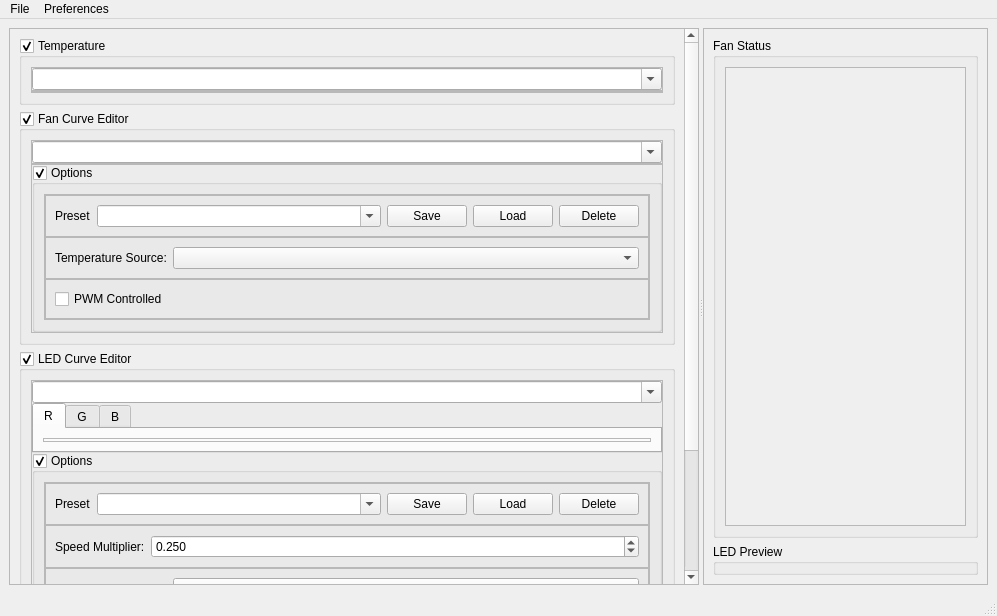
kugurst/leviathans-breath, file gui/gui.ui: the form before one commit.
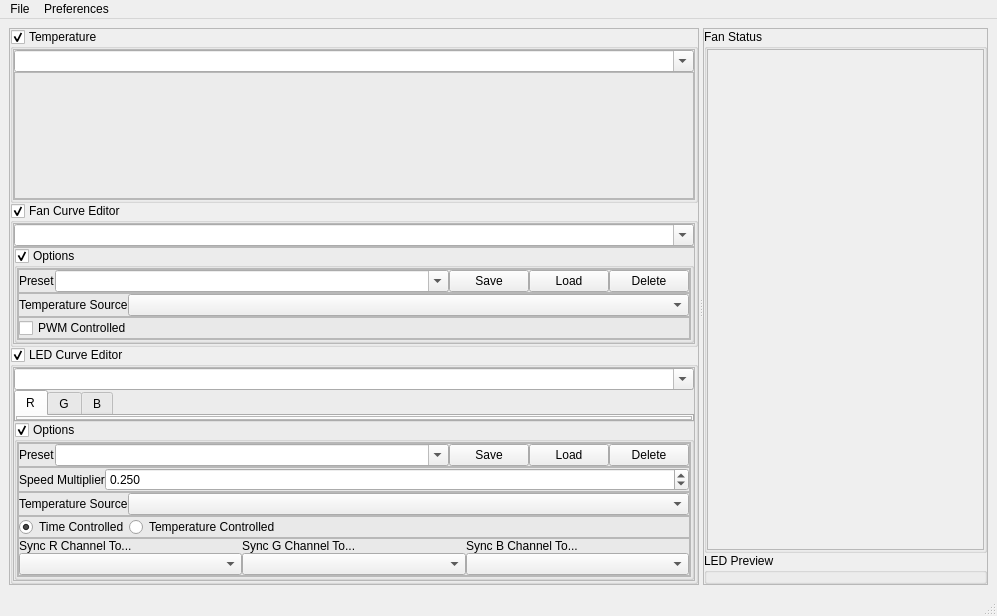
The form after the commit. Icons and pictures are not drawn.

```diff
--- a/gui/gui.ui
+++ b/gui/gui.ui
@@ -32,12 +32,27 @@
         <property name="geometry">
          <rect>
           <x>0</x>
-          <y>-302</y>
+          <y>-112</y>
           <width>681</width>
-          <height>859</height>
+          <height>669</height>
          </rect>
         </property>
         <layout class="QGridLayout" name="gl_sawc_chart">
+         <property name="leftMargin">
+          <number>0</number>
+         </property>
+         <property name="topMargin">
+          <number>0</number>
+         </property>
+         <property name="rightMargin">
+          <number>0</number>
+         </property>
+         <property name="bottomMargin">
+          <number>0</number>
+         </property>
+         <property name="spacing">
+          <number>0</number>
+         </property>
          <item row="1" column="0">
           <widget class="QGroupBox" name="gb_fan_curve_editor">
            <property name="title">
@@ -47,6 +62,21 @@
             <bool>true</bool>
            </property>
            <layout class="QGridLayout" name="gl_fan_curve_editor">
+            <property name="leftMargin">
+             <number>0</number>
+            </property>
+            <property name="topMargin">
+             <number>0</number>
+            </property>
+            <property name="rightMargin">
+             <number>0</number>
+            </property>
+            <property name="bottomMargin">
+             <number>0</number>
+            </property>
+            <property name="spacing">
+             <number>0</number>
+            </property>
             <item row="0" column="0">
              <widget class="QFrame" name="f_fan_curve_editor_anim">
               <property name="frameShape">
@@ -80,6 +110,24 @@
                   <bool>true</bool>
                  </property>
                  <layout class="QFormLayout" name="formLayout">
+                  <property name="horizontalSpacing">
+                   <number>0</number>
+                  </property>
+                  <property name="verticalSpacing">
+                   <number>0</number>
+                  </property>
+                  <property name="leftMargin">
+                   <number>0</number>
+                  </property>
+                  <property name="topMargin">
+                   <number>0</number>
+                  </property>
+                  <property name="rightMargin">
+                   <number>0</number>
+                  </property>
+                  <property name="bottomMargin">
+                   <number>0</number>
+                  </property>
                   <item row="0" column="0" colspan="2">
                    <widget class="QFrame" name="f_fan_curve_options_anim">
                     <property name="frameShape">
@@ -88,7 +136,10 @@
                     <property name="frameShadow">
                      <enum>QFrame::Raised</enum>
                     </property>
-                    <layout class="QGridLayout" name="gl_fan_curve_options_anim">
+                    <layout class="QVBoxLayout" name="verticalLayout">
+                     <property name="spacing">
+                      <number>0</number>
+                     </property>
                      <property name="leftMargin">
                       <number>0</number>
                      </property>
@@ -101,10 +152,7 @@
                      <property name="bottomMargin">
                       <number>0</number>
                      </property>
-                     <property name="spacing">
-                      <number>0</number>
-                     </property>
-                     <item row="0" column="0">
+                     <item>
                       <widget class="QFrame" name="f_fan_options_preset">
                        <property name="frameShape">
                         <enum>QFrame::StyledPanel</enum>
@@ -113,6 +161,21 @@
                         <enum>QFrame::Raised</enum>
                        </property>
                        <layout class="QHBoxLayout" name="horizontalLayout">
+                        <property name="spacing">
+                         <number>0</number>
+                        </property>
+                        <property name="leftMargin">
+                         <number>0</number>
+                        </property>
+                        <property name="topMargin">
+                         <number>0</number>
+                        </property>
+                        <property name="rightMargin">
+                         <number>0</number>
+                        </property>
+                        <property name="bottomMargin">
+                         <number>0</number>
+                        </property>
                         <item>
                          <widget class="QLabel" name="label_6">
                           <property name="text">
@@ -160,7 +223,7 @@
                        </layout>
                       </widget>
                      </item>
-                     <item row="1" column="0">
+                     <item>
                       <widget class="QFrame" name="f_fan_curve_temperature_source">
                        <property name="frameShape">
                         <enum>QFrame::StyledPanel</enum>
@@ -169,10 +232,25 @@
                         <enum>QFrame::Raised</enum>
                        </property>
                        <layout class="QHBoxLayout" name="horizontalLayout_3">
+                        <property name="spacing">
+                         <number>0</number>
+                        </property>
+                        <property name="leftMargin">
+                         <number>0</number>
+                        </property>
+                        <property name="topMargin">
+                         <number>0</number>
+                        </property>
+                        <property name="rightMargin">
+                         <number>0</number>
+                        </property>
+                        <property name="bottomMargin">
+                         <number>0</number>
+                        </property>
                         <item>
                          <widget class="QLabel" name="label_4">
                           <property name="text">
-                           <string>Temperature Source:</string>
+                           <string>Temperature Source</string>
                           </property>
                          </widget>
                         </item>
@@ -195,7 +273,7 @@
                        </layout>
                       </widget>
                      </item>
-                     <item row="2" column="0">
+                     <item>
                       <widget class="QFrame" name="f_pwm_controlled">
                        <property name="frameShape">
                         <enum>QFrame::StyledPanel</enum>
@@ -204,6 +282,27 @@
                         <enum>QFrame::Raised</enum>
                        </property>
                        <layout class="QFormLayout" name="formLayout_4">
+                        <property name="formAlignment">
+                         <set>Qt::AlignLeading|Qt::AlignLeft|Qt::AlignVCenter</set>
+                        </property>
+                        <property name="horizontalSpacing">
+                         <number>0</number>
+                        </property>
+                        <property name="verticalSpacing">
+                         <number>0</number>
+                        </property>
+                        <property name="leftMargin">
+                         <number>0</number>
+                        </property>
+                        <property name="topMargin">
+                         <number>0</number>
+                        </property>
+                        <property name="rightMargin">
+                         <number>0</number>
+                        </property>
+                        <property name="bottomMargin">
+                         <number>0</number>
+                        </property>
                         <item row="0" column="0">
                          <widget class="QCheckBox" name="cb_pwm_controlled">
                           <property name="text">
@@ -278,6 +377,21 @@
             <bool>true</bool>
            </property>
            <layout class="QGridLayout" name="gridLayout_6">
+            <property name="leftMargin">
+             <number>0</number>
+            </property>
+            <property name="topMargin">
+             <number>0</number>
+            </property>
+            <property name="rightMargin">
+             <number>0</number>
+            </property>
+            <property name="bottomMargin">
+             <number>0</number>
+            </property>
+            <property name="spacing">
+             <number>0</number>
+            </property>
             <item row="0" column="0">
              <widget class="QFrame" name="f_temperature_display_anim">
               <property name="sizePolicy">
@@ -360,6 +474,21 @@
             <bool>true</bool>
            </property>
            <layout class="QGridLayout" name="gridLayout_14">
+            <property name="leftMargin">
+             <number>0</number>
+            </property>
+            <property name="topMargin">
+             <number>0</number>
+            </property>
+            <property name="rightMargin">
+             <number>0</number>
+            </property>
+            <property name="bottomMargin">
+             <number>0</number>
+            </property>
+            <property name="spacing">
+             <number>0</number>
+            </property>
             <item row="1" column="0">
              <widget class="QFrame" name="f_led_curve_editor_anim">
               <property name="frameShape">
@@ -394,6 +523,21 @@
                    <string>R</string>
                   </attribute>
                   <layout class="QGridLayout" name="gridLayout_15">
+                   <property name="leftMargin">
+                    <number>0</number>
+                   </property>
+                   <property name="topMargin">
+                    <number>0</number>
+                   </property>
+                   <property name="rightMargin">
+                    <number>0</number>
+                   </property>
+                   <property name="bottomMargin">
+                    <number>0</number>
+                   </property>
+                   <property name="spacing">
+                    <number>0</number>
+                   </property>
                    <item row="0" column="0">
                     <widget class="QFrame" name="f_tw_led_channel_t_r_ph">
                      <property name="frameShape">
@@ -402,6 +546,9 @@
                      <property name="frameShadow">
                       <enum>QFrame::Raised</enum>
                      </property>
+                     <property name="lineWidth">
+                      <number>0</number>
+                     </property>
                      <layout class="QGridLayout" name="gl_tw_led_channel_t_r_ph">
                       <property name="leftMargin">
                        <number>0</number>
@@ -428,6 +575,21 @@
                    <string>G</string>
                   </attribute>
                   <layout class="QGridLayout" name="gridLayout_17">
+                   <property name="leftMargin">
+                    <number>0</number>
+                   </property>
+                   <property name="topMargin">
+                    <number>0</number>
+                   </property>
+                   <property name="rightMargin">
+                    <number>0</number>
+                   </property>
+                   <property name="bottomMargin">
+                    <number>0</number>
+                   </property>
+                   <property name="spacing">
+                    <number>0</number>
+                   </property>
                    <item row="0" column="0">
                     <widget class="QFrame" name="f_tw_led_channel_t_g_ph">
                      <property name="frameShape">
@@ -436,6 +598,9 @@
                      <property name="frameShadow">
                       <enum>QFrame::Raised</enum>
                      </property>
+                     <property name="lineWidth">
+                      <number>0</number>
+                     </property>
                      <layout class="QGridLayout" name="gl_tw_led_channel_t_g_ph">
                       <property name="leftMargin">
                        <number>0</number>
@@ -462,6 +627,21 @@
                    <string>B</string>
                   </attribute>
                   <layout class="QGridLayout" name="gridLayout_18">
+                   <property name="leftMargin">
+                    <number>0</number>
+                   </property>
+                   <property name="topMargin">
+                    <number>0</number>
+                   </property>
+                   <property name="rightMargin">
+                    <number>0</number>
+                   </property>
+                   <property name="bottomMargin">
+                    <number>0</number>
+                   </property>
+                   <property name="spacing">
+                    <number>0</number>
+                   </property>
                    <item row="0" column="0">
                     <widget class="QFrame" name="f_tw_led_channel_t_b_ph">
                      <property name="frameShape">
@@ -470,6 +650,9 @@
                      <property name="frameShadow">
                       <enum>QFrame::Raised</enum>
                      </property>
+                     <property name="lineWidth">
+                      <number>0</number>
+                     </property>
                      <layout class="QGridLayout" name="gl_tw_led_channel_t_b_ph">
                       <property name="leftMargin">
                        <number>0</number>
@@ -502,6 +685,21 @@
                   <bool>true</bool>
                  </property>
                  <layout class="QGridLayout" name="gridLayout_16">
+                  <property name="leftMargin">
+                   <number>0</number>
+                  </property>
+                  <property name="topMargin">
+                   <number>0</number>
+                  </property>
+                  <property name="rightMargin">
+                   <number>0</number>
+                  </property>
+                  <property name="bottomMargin">
+                   <number>0</number>
+                  </property>
+                  <property name="spacing">
+                   <number>0</number>
+                  </property>
                   <item row="2" column="0">
                    <widget class="QFrame" name="f_led_options_anim">
                     <property name="frameShape">
@@ -510,7 +708,10 @@
                     <property name="frameShadow">
                      <enum>QFrame::Raised</enum>
                     </property>
-                    <layout class="QGridLayout" name="gl_led_options_anim">
+                    <layout class="QVBoxLayout" name="verticalLayout_2">
+                     <property name="spacing">
+                      <number>0</number>
+                     </property>
                      <property name="leftMargin">
                       <number>0</number>
                      </property>
@@ -523,10 +724,134 @@
                      <property name="bottomMargin">
                       <number>0</number>
                      </property>
-                     <property name="spacing">
-                      <number>0</number>
-                     </property>
-                     <item row="2" column="0">
+                     <item>
+                      <widget class="QFrame" name="f_led_options_preset">
+                       <property name="frameShape">
+                        <enum>QFrame::StyledPanel</enum>
+                       </property>
+                       <property name="frameShadow">
+                        <enum>QFrame::Raised</enum>
+                       </property>
+                       <layout class="QHBoxLayout" name="horizontalLayout_2">
+                        <property name="spacing">
+                         <number>0</number>
+                        </property>
+                        <property name="leftMargin">
+                         <number>0</number>
+                        </property>
+                        <property name="topMargin">
+                         <number>0</number>
+                        </property>
+                        <property name="rightMargin">
+                         <number>0</number>
+                        </property>
+                        <property name="bottomMargin">
+                         <number>0</number>
+                        </property>
+                        <item>
+                         <widget class="QLabel" name="label_7">
+                          <property name="text">
+                           <string>Preset</string>
+                          </property>
+                         </widget>
+                        </item>
+                        <item>
+                         <widget class="QComboBox" name="cb_led_options_preset">
+                          <property name="sizePolicy">
+                           <sizepolicy hsizetype="MinimumExpanding" vsizetype="Fixed">
+                            <horstretch>0</horstretch>
+                            <verstretch>0</verstretch>
+                           </sizepolicy>
+                          </property>
+                          <property name="editable">
+                           <bool>true</bool>
+                          </property>
+                          <property name="insertPolicy">
+                           <enum>QComboBox::InsertAlphabetically</enum>
+                          </property>
+                         </widget>
+                        </item>
+                        <item>
+                         <widget class="QPushButton" name="pb_led_options_save">
+                          <property name="text">
+                           <string>Save</string>
+                          </property>
+                         </widget>
+                        </item>
+                        <item>
+                         <widget class="QPushButton" name="pb_led_options_load">
+                          <property name="text">
+                           <string>Load</string>
+                          </property>
+                         </widget>
+                        </item>
+                        <item>
+                         <widget class="QPushButton" name="pb_led_options_delete">
+                          <property name="text">
+                           <string>Delete</string>
+                          </property>
+                         </widget>
+                        </item>
+                       </layout>
+                      </widget>
+                     </item>
+                     <item>
+                      <widget class="QFrame" name="f_speed_multiplier">
+                       <property name="frameShape">
+                        <enum>QFrame::StyledPanel</enum>
+                       </property>
+                       <property name="frameShadow">
+                        <enum>QFrame::Raised</enum>
+                       </property>
+                       <layout class="QHBoxLayout" name="horizontalLayout_5">
+                        <property name="spacing">
+                         <number>0</number>
+                        </property>
+                        <property name="leftMargin">
+                         <number>0</number>
+                        </property>
+                        <property name="topMargin">
+                         <number>0</number>
+                        </property>
+                        <property name="rightMargin">
+                         <number>0</number>
+                        </property>
+                        <property name="bottomMargin">
+                         <number>0</number>
+                        </property>
+                        <item>
+                         <widget class="QLabel" name="label_8">
+                          <property name="text">
+                           <string>Speed Multiplier</string>
+                          </property>
+                         </widget>
+                        </item>
+                        <item>
+                         <widget class="QDoubleSpinBox" name="dsb_speed_multiplier">
+                          <property name="sizePolicy">
+                           <sizepolicy hsizetype="MinimumExpanding" vsizetype="Fixed">
+                            <horstretch>0</horstretch>
+                            <verstretch>0</verstretch>
+                           </sizepolicy>
+                          </property>
+                          <property name="decimals">
+                           <number>3</number>
+                          </property>
+                          <property name="minimum">
+                           <double>0.001000000000000</double>
+                          </property>
+                          <property name="singleStep">
+                           <double>0.010000000000000</double>
+                          </property>
+                          <property name="value">
+                           <double>0.250000000000000</double>
+                          </property>
+                         </widget>
+                        </item>
+                       </layout>
+                      </widget>
+                     </item>
+                     <item>
                       <widget class="QFrame" name="f_led_curve_temperature">
                        <property name="frameShape">
                         <enum>QFrame::StyledPanel</enum>
@@ -535,10 +860,25 @@
                         <enum>QFrame::Raised</enum>
                        </property>
                        <layout class="QHBoxLayout" name="horizontalLayout_4">
+                        <property name="spacing">
+                         <number>0</number>
+                        </property>
+                        <property name="leftMargin">
+                         <number>0</number>
+                        </property>
+                        <property name="topMargin">
+                         <number>0</number>
+                        </property>
+                        <property name="rightMargin">
+                         <number>0</number>
+                        </property>
+                        <property name="bottomMargin">
+                         <number>0</number>
+                        </property>
                         <item>
                          <widget class="QLabel" name="label_5">
                           <property name="text">
-                           <string>Temperature Source:</string>
+                           <string>Temperature Source</string>
                           </property>
                          </widget>
                         </item>
@@ -561,7 +901,7 @@
                        </layout>
                       </widget>
                      </item>
-                     <item row="3" column="0">
+                     <item>
                       <widget class="QFrame" name="f_led_curve_control_selection">
                        <property name="frameShape">
                         <enum>QFrame::StyledPanel</enum>
@@ -570,6 +910,27 @@
                         <enum>QFrame::Raised</enum>
                        </property>
                        <layout class="QFormLayout" name="formLayout_2">
+                        <property name="formAlignment">
+                         <set>Qt::AlignLeading|Qt::AlignLeft|Qt::AlignVCenter</set>
+                        </property>
+                        <property name="horizontalSpacing">
+                         <number>0</number>
+                        </property>
+                        <property name="verticalSpacing">
+                         <number>0</number>
+                        </property>
+                        <property name="leftMargin">
+                         <number>0</number>
+                        </property>
+                        <property name="topMargin">
+                         <number>0</number>
+                        </property>
+                        <property name="rightMargin">
+                         <number>0</number>
+                        </property>
+                        <property name="bottomMargin">
+                         <number>0</number>
+                        </property>
                         <item row="0" column="0">
                          <widget class="QRadioButton" name="rb_time_controlled">
                           <property name="text">
@@ -590,7 +951,7 @@
                        </layout>
                       </widget>
                      </item>
-                     <item row="4" column="0">
+                     <item>
                       <widget class="QFrame" name="f_channel_sync_options">
                        <property name="frameShape">
                         <enum>QFrame::StyledPanel</enum>
@@ -599,6 +960,21 @@
                         <enum>QFrame::Raised</enum>
                        </property>
                        <layout class="QGridLayout" name="gridLayout_13">
+                        <property name="leftMargin">
+                         <number>0</number>
+                        </property>
+                        <property name="topMargin">
+                         <number>0</number>
+                        </property>
+                        <property name="rightMargin">
+                         <number>0</number>
+                        </property>
+                        <property name="bottomMargin">
+                         <number>0</number>
+                        </property>
+                        <property name="spacing">
+                         <number>0</number>
+                        </property>
                         <item row="0" column="0">
                          <widget class="QLabel" name="label">
                           <property name="text">
@@ -632,103 +1008,6 @@
                        </layout>
                       </widget>
                      </item>
-                     <item row="0" column="0">
-                      <widget class="QFrame" name="f_led_options_preset">
-                       <property name="frameShape">
-                        <enum>QFrame::StyledPanel</enum>
-                       </property>
-                       <property name="frameShadow">
-                        <enum>QFrame::Raised</enum>
-                       </property>
-                       <layout class="QHBoxLayout" name="horizontalLayout_2">
-                        <item>
-                         <widget class="QLabel" name="label_7">
-                          <property name="text">
-                           <string>Preset</string>
-                          </property>
-                         </widget>
-                        </item>
-                        <item>
-                         <widget class="QComboBox" name="cb_led_options_preset">
-                          <property name="sizePolicy">
-                           <sizepolicy hsizetype="MinimumExpanding" vsizetype="Fixed">
-                            <horstretch>0</horstretch>
-                            <verstretch>0</verstretch>
-                           </sizepolicy>
-                          </property>
-                          <property name="editable">
-                           <bool>true</bool>
-                          </property>
-                          <property name="insertPolicy">
-                           <enum>QComboBox::InsertAlphabetically</enum>
-                          </property>
-                         </widget>
-                        </item>
-                        <item>
-                         <widget class="QPushButton" name="pb_led_options_save">
-                          <property name="text">
-                           <string>Save</string>
-                          </property>
-                         </widget>
-                        </item>
-                        <item>
-                         <widget class="QPushButton" name="pb_led_options_load">
-                          <property name="text">
-                           <string>Load</string>
-                          </property>
-                         </widget>
-                        </item>
-                        <item>
-                         <widget class="QPushButton" name="pb_led_options_delete">
-                          <property name="text">
-                           <string>Delete</string>
-                          </property>
-                         </widget>
-                        </item>
-                       </layout>
-                      </widget>
-                     </item>
-                     <item row="1" column="0">
-                      <widget class="QFrame" name="frame">
-                       <property name="frameShape">
-                        <enum>QFrame::StyledPanel</enum>
-                       </property>
-                       <property name="frameShadow">
-                        <enum>QFrame::Raised</enum>
-                       </property>
-                       <layout class="QHBoxLayout" name="horizontalLayout_5">
-                        <item>
-                         <widget class="QLabel" name="label_8">
-                          <property name="text">
-                           <string>Speed Multiplier:</string>
-                          </property>
-                         </widget>
-                        </item>
-                        <item>
-                         <widget class="QDoubleSpinBox" name="dsb_speed_multiplier">
-                          <property name="sizePolicy">
-                           <sizepolicy hsizetype="MinimumExpanding" vsizetype="Fixed">
-                            <horstretch>0</horstretch>
-                            <verstretch>0</verstretch>
-                           </sizepolicy>
-                          </property>
-                          <property name="decimals">
-                           <number>3</number>
-                          </property>
-                          <property name="minimum">
-                           <double>0.001000000000000</double>
-                          </property>
-                          <property name="singleStep">
-                           <double>0.010000000000000</double>
-                          </property>
-                          <property name="value">
-                           <double>0.250000000000000</double>
-                          </property>
-                         </widget>
-                        </item>
-                       </layout>
-                      </widget>
-                     </item>
                     </layout>
                    </widget>
                   </item>
@@ -768,6 +1047,21 @@
         <enum>QFrame::Raised</enum>
        </property>
        <layout class="QGridLayout" name="gridLayout">
+        <property name="leftMargin">
+         <number>0</number>
+        </property>
+        <property name="topMargin">
+         <number>0</number>
+        </property>
+        <property name="rightMargin">
+         <number>0</number>
+        </property>
+        <property name="bottomMargin">
+         <number>0</number>
+        </property>
+        <property name="spacing">
+         <number>0</number>
+        </property>
         <item row="0" column="0">
          <widget class="QGroupBox" name="gb_fan_status">
           <property name="sizePolicy">
@@ -780,6 +1074,21 @@
            <string>Fan Status</string>
           </property>
           <layout class="QGridLayout" name="gridLayout_10">
+           <property name="leftMargin">
+            <number>0</number>
+           </property>
+           <property name="topMargin">
+            <number>0</number>
+           </property>
+           <property name="rightMargin">
+            <number>0</number>
+           </property>
+           <property name="bottomMargin">
+            <number>0</number>
+           </property>
+           <property name="spacing">
+            <number>0</number>
+           </property>
            <item row="0" column="0">
             <widget class="QScrollArea" name="sa_fan_status">
              <property name="sizePolicy">
@@ -796,8 +1105,8 @@
                <rect>
                 <x>0</x>
                 <y>0</y>
-                <width>233</width>
-                <height>471</height>
+                <width>257</width>
+                <height>507</height>
                </rect>
               </property>
               <property name="sizePolicy">
@@ -806,7 +1115,23 @@
                 <verstretch>0</verstretch>
                </sizepolicy>
               </property>
-              <layout class="QGridLayout" name="gridLayout_9"/>
+              <layout class="QGridLayout" name="gridLayout_9">
+               <property name="leftMargin">
+                <number>0</number>
+               </property>
+               <property name="topMargin">
+                <number>0</number>
+               </property>
+               <property name="rightMargin">
+                <number>0</number>
+               </property>
+               <property name="bottomMargin">
+                <number>0</number>
+               </property>
+               <property name="spacing">
+                <number>0</number>
+               </property>
+              </layout>
              </widget>
             </widget>
            </item>
@@ -829,7 +1154,7 @@
             <number>0</number>
            </property>
            <property name="topMargin">
-            <number>6</number>
+            <number>0</number>
            </property>
            <property name="rightMargin">
             <number>0</number>
```
